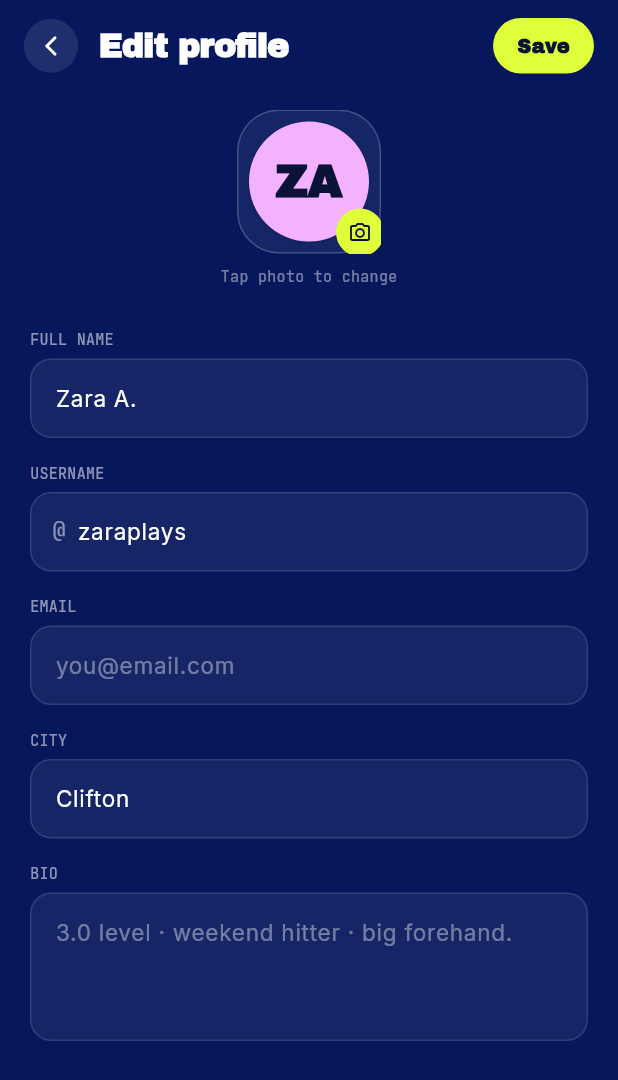
After one commit to jointtpk/padel-partner, a Flutter app: the EditProfileScreen screen opened by its route, on a phone screen of 412 x 824 dp. The commit adds this screen. Shown: the top 1080 px of the screen. Run offline on Flutter 3.47's test engine with Material 3 defaults, Android fonts, the phone set to English and light mode, and no system bars; our stand-ins replace get, google_fonts, google_maps_flutter, image_picker, pinput.

Commit message:
Profile: persist sign-up data + add Edit Profile screen + fix APK build
Build fix:
- Removed apply(plugin = 'com.google.gms.google-services') from
  android/app/build.gradle.kts and the matching plugin declaration
  in settings.gradle.kts. Without google-services.json this plugin
  fails the APK build, which is why GitHub Actions run #5 and #6
  were failing.

Profile work:
- Player model: added optional bio, photoPath, email, tags fields
  and a copyWith.
- AppController: added currentUser (Rx<Player>) initialized to the
  Zara seed, plus updateCurrentUser(...) which auto-recomputes
  initials.
- SignUpController: on the final 'Finish' tap, saves name, handle,
  email, bio, photo, tags, and computed age into AppController
  .currentUser before navigating to home. Sign-up data is no longer
  discarded.
- Profile screen: reads from store.currentUser inside an Obx so it
  reflects live edits, and renders an Edit pencil button next to
  the subscription chip when viewing your own profile.
- New EditProfileScreen at /edit-profile: form for name, username,
  email, city, bio, and photo. Saves via updateCurrentUser.

```diff
--- a/lib/app/app_pages.dart
+++ b/lib/app/app_pages.dart
@@ -11,6 +11,7 @@ import '../screens/inbox/inbox_screen.dart';
 import '../screens/chat/chat_screen.dart';
 import '../screens/friends/friends_screen.dart';
 import '../screens/profile/profile_screen.dart';
+import '../screens/edit_profile/edit_profile_screen.dart';
 import '../screens/subscription/subscription_screen.dart';
 import '../screens/match_finished/match_finished_screen.dart';
 
@@ -29,6 +30,7 @@ class AppPages {
     GetPage(name: Routes.chat,         page: () => const ChatScreen()),
     GetPage(name: Routes.friends,      page: () => const FriendsScreen()),
     GetPage(name: Routes.profile,      page: () => const ProfileScreen()),
+    GetPage(name: Routes.editProfile,  page: () => const EditProfileScreen()),
     GetPage(name: Routes.subscription, page: () => const SubscriptionScreen()),
     GetPage(name: Routes.matchFinished,page: () => const MatchFinishedScreen()),
   ];
--- a/lib/app/controllers/app_controller.dart
+++ b/lib/app/controllers/app_controller.dart
@@ -2,11 +2,13 @@ import 'package:get/get.dart';
 import '../../core/models/booking.dart';
 import '../../core/models/friend.dart';
 import '../../core/models/game.dart';
+import '../../core/models/player.dart';
 import '../../core/mock_data.dart';
 
 class AppController extends GetxController {
   static AppController get to => Get.find();
 
+  final currentUser  = Rx<Player>(kPlayers[0]);
   final bookings     = <Booking>[].obs;
   final friends      = <FriendEntry>[].obs;
   final requests     = <String, List<JoinRequest>>{}.obs;
@@ -14,6 +16,40 @@ class AppController extends GetxController {
   final friendChats  = <String, List<ChatMessage>>{}.obs;
   final hostedGames  = <Game>[].obs;
   final subscription = const Subscription(plan: 'trial', daysLeft: 23).obs;
+
+  void updateCurrentUser({
+    String? name,
+    String? handle,
+    String? email,
+    String? bio,
+    String? photoPath,
+    String? city,
+    int? age,
+    String? gender,
+    Map<String, String>? tags,
+  }) {
+    final cur = currentUser.value;
+    final newName = name ?? cur.name;
+    currentUser.value = cur.copyWith(
+      name: newName,
+      handle: handle ?? cur.handle,
+      email: email ?? cur.email,
+      bio: bio ?? cur.bio,
+      photoPath: photoPath ?? cur.photoPath,
+      city: city ?? cur.city,
+      age: age ?? cur.age,
+      gender: gender ?? cur.gender,
+      tags: tags ?? cur.tags,
+      initials: _initialsOf(newName),
+    );
+  }
+
+  static String _initialsOf(String name) {
+    final parts = name.trim().split(RegExp(r'\s+')).where((s) => s.isNotEmpty).toList();
+    if (parts.isEmpty) return '??';
+    if (parts.length == 1) return parts[0].substring(0, 1).toUpperCase();
+    return (parts[0][0] + parts[1][0]).toUpperCase();
+  }
 
   // Match phase for demo: 'upcoming' | 'reminder_30' | 'reminder_15' | 'finished'
   final matchPhase = 'upcoming'.obs;
--- a/lib/app/routes.dart
+++ b/lib/app/routes.dart
@@ -12,6 +12,7 @@ abstract class Routes {
   static const chat        = '/chat';
   static const friends     = '/friends';
   static const profile     = '/profile';
+  static const editProfile = '/edit-profile';
   static const subscription = '/subscription';
   static const matchFinished = '/match-finished';
 }
--- a/lib/core/models/player.dart
+++ b/lib/core/models/player.dart
@@ -15,6 +15,10 @@ class Player {
     required this.games,
     required this.age,
     required this.gender,
+    this.email,
+    this.bio,
+    this.photoPath,
+    this.tags = const {},
   });
 
   final String id;
@@ -30,8 +34,51 @@ class Player {
   final int games;
   final int age;
   final String gender; // 'M' | 'F'
+  final String? email;
+  final String? bio;
+  final String? photoPath;
+  final Map<String, String> tags;
 
   double get winRate => games > 0 ? wins / games : 0;
+
+  Player copyWith({
+    String? id,
+    String? name,
+    String? handle,
+    double? level,
+    String? tier,
+    String? badge,
+    Color? avatarColor,
+    String? initials,
+    String? city,
+    int? wins,
+    int? games,
+    int? age,
+    String? gender,
+    String? email,
+    String? bio,
+    String? photoPath,
+    Map<String, String>? tags,
+  }) =>
+      Player(
+        id: id ?? this.id,
+        name: name ?? this.name,
+        handle: handle ?? this.handle,
+        level: level ?? this.level,
+        tier: tier ?? this.tier,
+        badge: badge ?? this.badge,
+        avatarColor: avatarColor ?? this.avatarColor,
+        initials: initials ?? this.initials,
+        city: city ?? this.city,
+        wins: wins ?? this.wins,
+        games: games ?? this.games,
+        age: age ?? this.age,
+        gender: gender ?? this.gender,
+        email: email ?? this.email,
+        bio: bio ?? this.bio,
+        photoPath: photoPath ?? this.photoPath,
+        tags: tags ?? this.tags,
+      );
 
   Map<String, dynamic> toMap() => {
         'id': id,
@@ -46,5 +93,9 @@ class Player {
         'games': games,
         'age': age,
         'gender': gender,
+        'email': email,
+        'bio': bio,
+        'photoPath': photoPath,
+        'tags': tags,
       };
 }
--- /dev/null
+++ b/lib/screens/edit_profile/edit_profile_screen.dart
@@ -0,0 +1,294 @@
+import 'package:flutter/material.dart';
+import 'package:flutter/services.dart';
+import 'package:get/get.dart';
+import 'package:image_picker/image_picker.dart';
+
+import '../../app/controllers/app_controller.dart';
+import '../../core/theme/tokens.dart';
+import '../../core/widgets/avatar_widget.dart';
+
+class EditProfileScreen extends StatefulWidget {
+  const EditProfileScreen({super.key});
+
+  @override
+  State<EditProfileScreen> createState() => _EditProfileScreenState();
+}
+
+class _EditProfileScreenState extends State<EditProfileScreen> {
+  final _store = AppController.to;
+
+  late final TextEditingController _nameCtrl;
+  late final TextEditingController _handleCtrl;
+  late final TextEditingController _emailCtrl;
+  late final TextEditingController _bioCtrl;
+  late final TextEditingController _cityCtrl;
+
+  String? _photoPath;
+
+  @override
+  void initState() {
+    super.initState();
+    final u = _store.currentUser.value;
+    _nameCtrl   = TextEditingController(text: u.name);
+    _handleCtrl = TextEditingController(text: u.handle.startsWith('@') ? u.handle.substring(1) : u.handle);
+    _emailCtrl  = TextEditingController(text: u.email ?? '');
+    _bioCtrl    = TextEditingController(text: u.bio ?? '');
+    _cityCtrl   = TextEditingController(text: u.city);
+    _photoPath  = u.photoPath;
+  }
+
+  @override
+  void dispose() {
+    _nameCtrl.dispose();
+    _handleCtrl.dispose();
+    _emailCtrl.dispose();
+    _bioCtrl.dispose();
+    _cityCtrl.dispose();
+    super.dispose();
+  }
+
+  Future<void> _pickPhoto() async {
+    final picker = ImagePicker();
+    final xfile = await picker.pickImage(source: ImageSource.gallery, imageQuality: 80);
+    if (xfile != null) setState(() => _photoPath = xfile.path);
+  }
+
+  void _save() {
+    if (_nameCtrl.text.trim().isEmpty) {
+      Get.snackbar('Name required', 'Please enter your name',
+          backgroundColor: AppColors.hot, colorText: Colors.white,
+          margin: const EdgeInsets.all(16), borderRadius: 12);
+      return;
+    }
+    final h = _handleCtrl.text.trim();
+    _store.updateCurrentUser(
+      name: _nameCtrl.text.trim(),
+      handle: h.isEmpty ? null : '@$h',
+      email: _emailCtrl.text.trim().isEmpty ? null : _emailCtrl.text.trim(),
+      bio: _bioCtrl.text.trim().isEmpty ? null : _bioCtrl.text.trim(),
+      city: _cityCtrl.text.trim().isEmpty ? null : _cityCtrl.text.trim(),
+      photoPath: _photoPath,
+    );
+    Get.back();
+    Get.snackbar('Profile updated', 'Your changes were saved',
+        backgroundColor: AppColors.ball, colorText: AppColors.ink,
+        margin: const EdgeInsets.all(16), borderRadius: 12,
+        duration: const Duration(seconds: 2));
+  }
+
+  @override
+  Widget build(BuildContext context) {
+    return Scaffold(
+      backgroundColor: AppColors.blue900,
+      body: SafeArea(
+        child: Column(
+          children: [
+            // Header
+            Padding(
+              padding: const EdgeInsets.fromLTRB(16, 12, 16, 16),
+              child: Row(
+                children: [
+                  GestureDetector(
+                    onTap: Get.back,
+                    child: Container(
+                      width: 36, height: 36,
+                      decoration: BoxDecoration(
+                        color: Colors.white.withOpacity(0.10),
+                        shape: BoxShape.circle,
+                      ),
+                      child: const Icon(Icons.arrow_back_ios_new_rounded, color: Colors.white, size: 16),
+                    ),
+                  ),
+                  const SizedBox(width: 14),
+                  Text('Edit profile',
+                      style: AppFonts.display(22, color: Colors.white, letterSpacing: -0.4)),
+                  const Spacer(),
+                  GestureDetector(
+                    onTap: _save,
+                    child: Container(
+                      padding: const EdgeInsets.symmetric(horizontal: 16, vertical: 9),
+                      decoration: BoxDecoration(
+                        color: AppColors.ball,
+                        borderRadius: BorderRadius.circular(999),
+                      ),
+                      child: Text('Save',
+                          style: AppFonts.display(13, color: AppColors.ink, letterSpacing: 0.3)),
+                    ),
+                  ),
+                ],
+              ),
+            ),
+
+            // Body
+            Expanded(
+              child: SingleChildScrollView(
+                padding: const EdgeInsets.fromLTRB(20, 8, 20, 40),
+                child: Column(
+                  crossAxisAlignment: CrossAxisAlignment.start,
+                  children: [
+                    // Photo
+                    Center(
+                      child: GestureDetector(
+                        onTap: _pickPhoto,
+                        child: Stack(
+                          children: [
+                            Container(
+                              width: 96, height: 96,
+                              decoration: BoxDecoration(
+                                color: Colors.white.withOpacity(0.06),
+                                borderRadius: BorderRadius.circular(28),
+                                border: Border.all(color: Colors.white.withOpacity(0.20)),
+                              ),
+                              child: _photoPath != null && _photoPath!.isNotEmpty
+                                  ? ClipRRect(
+                                      borderRadius: BorderRadius.circular(28),
+                                      child: Image.network(
+                                        _photoPath!,
+                                        fit: BoxFit.cover,
+                                        width: 96, height: 96,
+                                        errorBuilder: (_, __, ___) => _avatarFallback(),
+                                      ),
+                                    )
+                                  : _avatarFallback(),
+                            ),
+                            Positioned(
+                              right: -2, bottom: -2,
+                              child: Container(
+                                width: 32, height: 32,
+                                decoration: const BoxDecoration(
+                                  color: AppColors.ball,
+                                  shape: BoxShape.circle,
+                                ),
+                                child: const Icon(Icons.camera_alt_outlined, color: AppColors.ink, size: 16),
+                              ),
+                            ),
+                          ],
+                        ),
+                      ),
+                    ),
+                    const SizedBox(height: 8),
+                    Center(
+                      child: Text('Tap photo to change',
+                          style: AppFonts.mono(10, color: Colors.white.withOpacity(0.45), letterSpacing: 0.2)),
+                    ),
+                    const SizedBox(height: 28),
+
+                    _Label('FULL NAME'),
+                    _Field(controller: _nameCtrl, hint: 'Your name'),
+                    const SizedBox(height: 16),
+
+                    _Label('USERNAME'),
+                    _Field(
+                      controller: _handleCtrl,
+                      hint: 'username',
+                      prefix: '@',
+                      formatters: [
+                        FilteringTextInputFormatter.allow(RegExp(r'[a-z0-9_.]')),
+                        LengthLimitingTextInputFormatter(18),
+                      ],
+                    ),
+                    const SizedBox(height: 16),
+
+                    _Label('EMAIL'),
+                    _Field(controller: _emailCtrl, hint: 'you@email.com', keyboardType: TextInputType.emailAddress),
+                    const SizedBox(height: 16),
+
+                    _Label('CITY'),
+                    _Field(controller: _cityCtrl, hint: 'e.g. DHA Phase 6'),
+                    const SizedBox(height: 16),
+
+                    _Label('BIO'),
+                    _Field(
+                      controller: _bioCtrl,
+                      hint: '3.0 level · weekend hitter · big forehand.',
+                      maxLines: 3,
+                      maxLength: 100,
+                    ),
+                  ],
+                ),
+              ),
+            ),
+          ],
+        ),
+      ),
+    );
+  }
+
+  Widget _avatarFallback() {
+    return Center(
+      child: AvatarWidget(player: _store.currentUser.value, size: 80, ring: false),
+    );
+  }
+}
+
+class _Label extends StatelessWidget {
+  const _Label(this.text);
+  final String text;
+  @override
+  Widget build(BuildContext context) {
+    return Padding(
+      padding: const EdgeInsets.only(bottom: 6),
+      child: Text(text,
+          style: AppFonts.mono(10, color: Colors.white.withOpacity(0.55), letterSpacing: 0.2)),
+    );
+  }
+}
+
+class _Field extends StatelessWidget {
+  const _Field({
+    required this.controller,
+    required this.hint,
+    this.keyboardType,
+    this.maxLines = 1,
+    this.maxLength,
+    this.prefix,
+    this.formatters,
+  });
+
+  final TextEditingController controller;
+  final String hint;
+  final TextInputType? keyboardType;
+  final int maxLines;
+  final int? maxLength;
+  final String? prefix;
+  final List<TextInputFormatter>? formatters;
+
+  @override
+  Widget build(BuildContext context) {
+    return Container(
+      decoration: BoxDecoration(
+        color: Colors.white.withOpacity(0.06),
+        borderRadius: BorderRadius.circular(14),
+        border: Border.all(color: Colors.white.withOpacity(0.12)),
+      ),
+      child: Row(
+        crossAxisAlignment: CrossAxisAlignment.start,
+        children: [
+          if (prefix != null)
+            Padding(
+              padding: const EdgeInsets.fromLTRB(14, 14, 0, 14),
+              child: Text(prefix!,
+                  style: AppFonts.mono(14, color: Colors.white.withOpacity(0.50))),
+            ),
+          Expanded(
+            child: TextField(
+              controller: controller,
+              keyboardType: keyboardType,
+              maxLines: maxLines,
+              maxLength: maxLength,
+              inputFormatters: formatters,
+              style: AppFonts.body(15, color: Colors.white),
+              decoration: InputDecoration(
+                hintText: hint,
+                hintStyle: AppFonts.body(15, color: Colors.white.withOpacity(0.40)),
+                border: InputBorder.none,
+                contentPadding: EdgeInsets.fromLTRB(prefix != null ? 8 : 16, 14, 16, 14),
+                counterText: '',
+              ),
+            ),
+          ),
+        ],
+      ),
+    );
+  }
+}
--- a/lib/screens/profile/profile_screen.dart
+++ b/lib/screens/profile/profile_screen.dart
@@ -39,13 +39,17 @@ class _ProfileScreenState extends State<ProfileScreen>
   @override
   Widget build(BuildContext context) {
     final store = AppController.to;
-    // If a player was passed as argument, show their profile; else show own
-    final player = (Get.arguments as Player?) ?? kMe;
-    final isOwnProfile = player.id == kMe.id;
+    final passedPlayer = Get.arguments as Player?;
 
     return Scaffold(
       backgroundColor: AppColors.paper,
-      body: NestedScrollView(
+      body: Obx(() {
+        // If a player was passed as argument, show their profile;
+        // else show the current logged-in user (reactive).
+        final player = passedPlayer ?? store.currentUser.value;
+        final isOwnProfile = player.id == store.currentUser.value.id;
+
+        return NestedScrollView(
           headerSliverBuilder: (_, __) => [
             _ProfileHeaderSliver(player: player, isOwn: isOwnProfile, store: store),
           ],
@@ -64,7 +68,8 @@ class _ProfileScreenState extends State<ProfileScreen>
               ),
             ],
           ),
-      ),
+        );
+      }),
     );
   }
 }
@@ -109,7 +114,19 @@ class _ProfileHeaderSliver extends StatelessWidget {
                   ),
                 ),
                 const Spacer(),
-                if (isOwn)
+                if (isOwn) ...[
+                  GestureDetector(
+                    onTap: () => Get.toNamed(Routes.editProfile),
+                    child: Container(
+                      width: 36, height: 36,
+                      decoration: BoxDecoration(
+                        color: Colors.white.withOpacity(0.10),
+                        shape: BoxShape.circle,
+                      ),
+                      child: const Icon(Icons.edit_outlined, color: Colors.white, size: 16),
+                    ),
+                  ),
+                  const SizedBox(width: 8),
                   GestureDetector(
                     onTap: () => Get.toNamed(Routes.subscription),
                     child: Container(
@@ -127,8 +144,8 @@ class _ProfileHeaderSliver extends StatelessWidget {
                         );
                       }),
                     ),
-                  )
-                else
+                  ),
+                ] else
                   Obx(() {
                     final status = store.getFriendStatus(player.id);
                     return _FriendPill(uid: player.id, status: status, store: store);
@@ -521,7 +538,7 @@ class _PartnersTab extends StatelessWidget {
       itemCount: partners.length,
       itemBuilder: (_, i) {
         final p = partners[i];
-        final isOwn = player.id == kMe.id;
+        final isOwn = player.id == AppController.to.currentUser.value.id;
         return Padding(
           padding: const EdgeInsets.symmetric(vertical: 12),
           child: Row(
--- a/lib/screens/sign_up/sign_up_controller.dart
+++ b/lib/screens/sign_up/sign_up_controller.dart
@@ -1,7 +1,7 @@
 import 'package:flutter/material.dart';
 import 'package:get/get.dart';
+import '../../app/controllers/app_controller.dart';
 import '../../app/routes.dart';
-// import '../../app/controllers/auth_controller.dart';
 
 class SignUpController extends GetxController {
   // ── Step ──────────────────────────────────────────────────────────────────
@@ -66,8 +66,25 @@ class SignUpController extends GetxController {
     } else if (step.value < 4) {
       step.value++;
     } else {
+      _saveProfile();
       Get.offAllNamed(Routes.home);
     }
+  }
+
+  void _saveProfile() {
+    final age = dob.value == null
+        ? null
+        : DateTime.now().year - dob.value!.year;
+    final username = usernameController.text.trim();
+    AppController.to.updateCurrentUser(
+      name: nameController.text.trim(),
+      handle: username.isEmpty ? null : '@$username',
+      email: emailController.text.trim().isEmpty ? null : emailController.text.trim(),
+      bio: bioController.text.trim().isEmpty ? null : bioController.text.trim(),
+      photoPath: photoPath.value,
+      age: age,
+      tags: Map<String, String>.from(tags),
+    );
   }
 
   void goBack() {
```
Also changed, not shown: 2 other files. Lines whose indentation alone changed are shown as unchanged.
